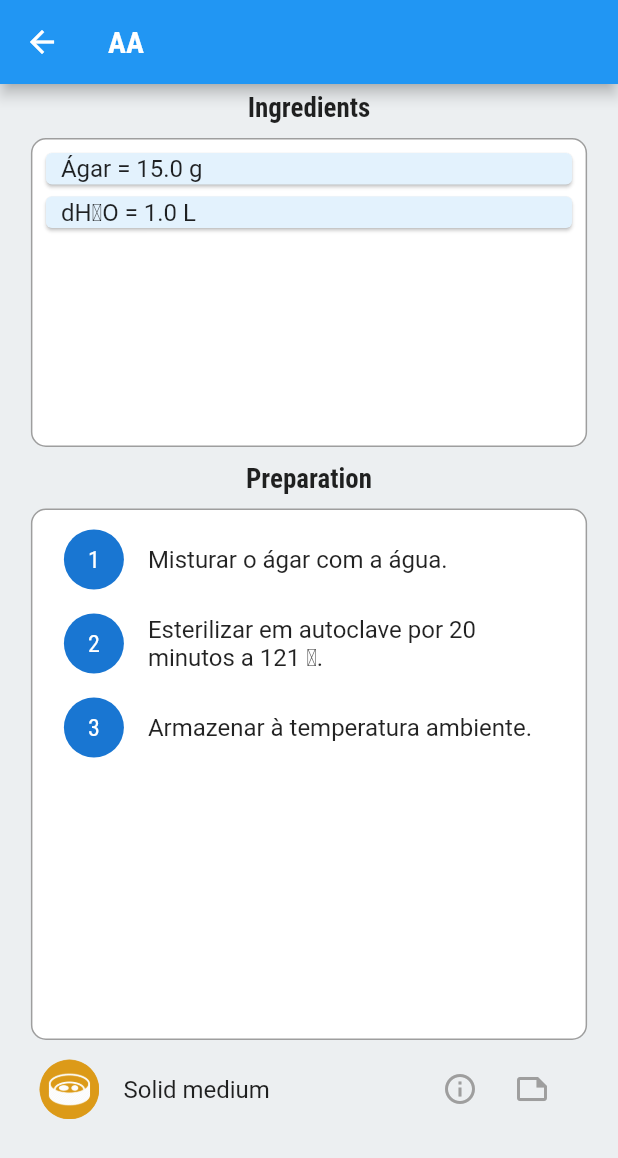
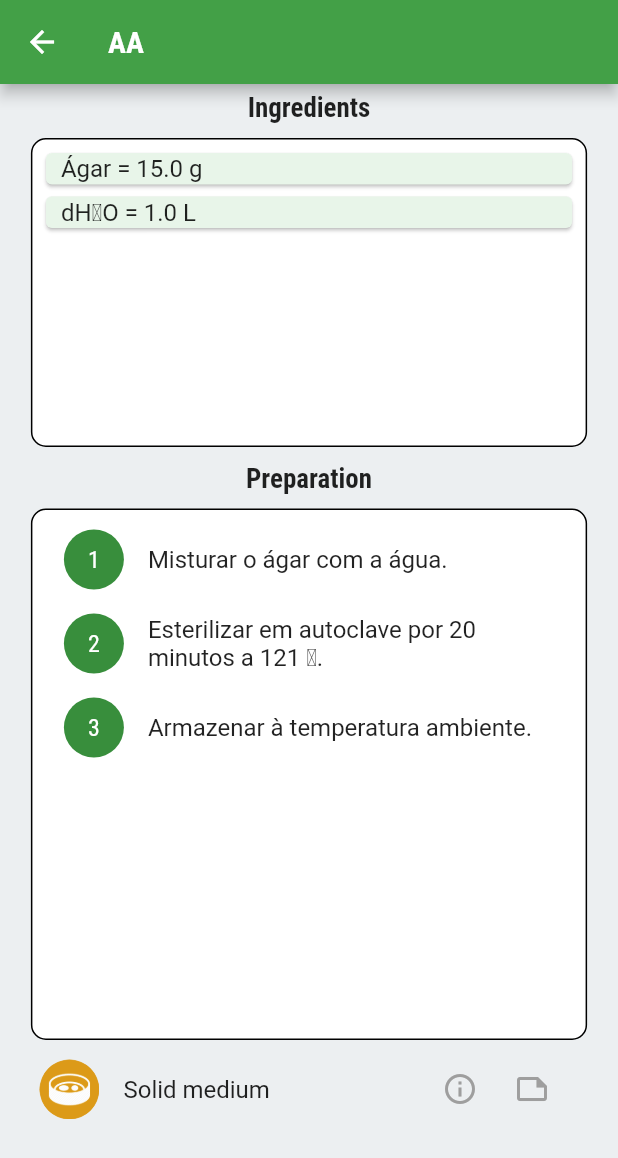
Before and after one commit to Godrigos/mediadb, a Flutter app: the screen it shows after launch, after a tap on "AA", on a phone screen of 412 x 824 dp. Shown: the top 1158 px of the screen. Run offline on Flutter 3.47's test engine with Material 2 defaults, Android fonts, the phone set to English and light mode, and no system bars; our stand-ins replace hive, hive_flutter; accounts and stored records are empty; generated files the repository leaves out were written again.

Commit message:
color adjustments

```diff
--- a/lib/main.dart
+++ b/lib/main.dart
@@ -5,7 +5,7 @@ import 'package:flutter_localizations/flutter_localizations.dart';
 import 'package:hive/hive.dart';
 import 'package:hive_flutter/hive_flutter.dart';
 
-import 'package:mediadb/data/media.dart';
+import 'data/media.dart';
 import 'models/medium.dart';
 import 'views/media_list_screen.dart';
 import 'utils/app_routes.dart';
@@ -38,8 +38,9 @@ class MyApp extends StatelessWidget {
         const Locale('pt', 'BR'), // Brazilian Portuguese
       ],
       theme: ThemeData(
-        primarySwatch: Colors.blue,
-        accentColor: Colors.redAccent,
+        primarySwatch: Colors.green,
+        primaryColor: Colors.green[600],
+        accentColor: Colors.greenAccent,
         fontFamily: 'RobotoCondensed',
         textTheme: ThemeData.light().textTheme.copyWith(
               headline6: TextStyle(
--- a/lib/views/medium_detail_screen.dart
+++ b/lib/views/medium_detail_screen.dart
@@ -29,7 +29,7 @@ class MediumDetailScreen extends StatelessWidget {
       margin: const EdgeInsets.all(5),
       decoration: BoxDecoration(
         color: Colors.white,
-        border: Border.all(color: Colors.grey),
+        border: Border.all(color: Colors.black),
         borderRadius: BorderRadius.circular(10),
       ),
       child: child,
@@ -129,7 +129,7 @@ class MediumDetailScreen extends StatelessWidget {
                             icon: medium.ps != ''
                                 ? Icon(
                                     Icons.info,
-                                    color: Colors.blue,
+                                    color: Colors.green[600],
                                   )
                                 : Icon(
                                     Icons.info_outline,
@@ -163,7 +163,7 @@ class MediumDetailScreen extends StatelessWidget {
                             icon: medium.reference != ''
                                 ? Icon(
                                     Icons.note,
-                                    color: Colors.blue,
+                                    color: Colors.green[600],
                                   )
                                 : Icon(
                                     Icons.note_outlined,
--- a/lib/widgets/ingredients_list.dart
+++ b/lib/widgets/ingredients_list.dart
@@ -13,7 +13,7 @@ class IngredientList extends StatelessWidget {
       itemCount: medium.ingredients.length,
       itemBuilder: (ctx, index) {
         return Card(
-          color: Colors.blue[50],
+          color: Colors.green[50],
           child: Padding(
             padding: const EdgeInsets.symmetric(
               vertical: 1,
```
